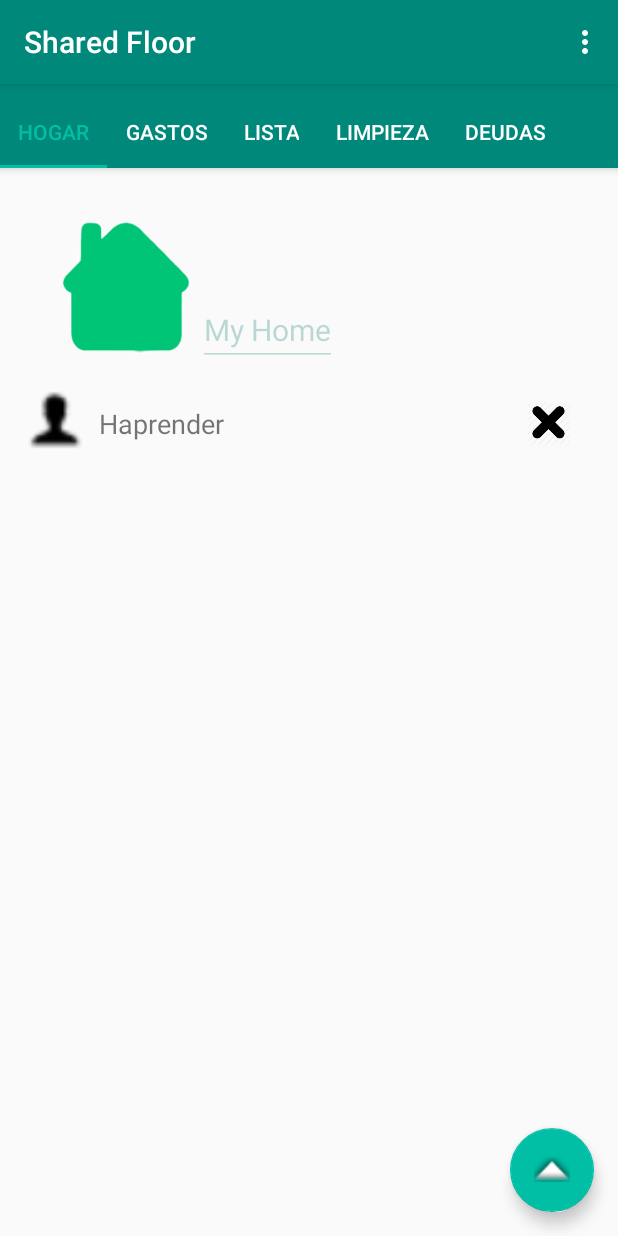
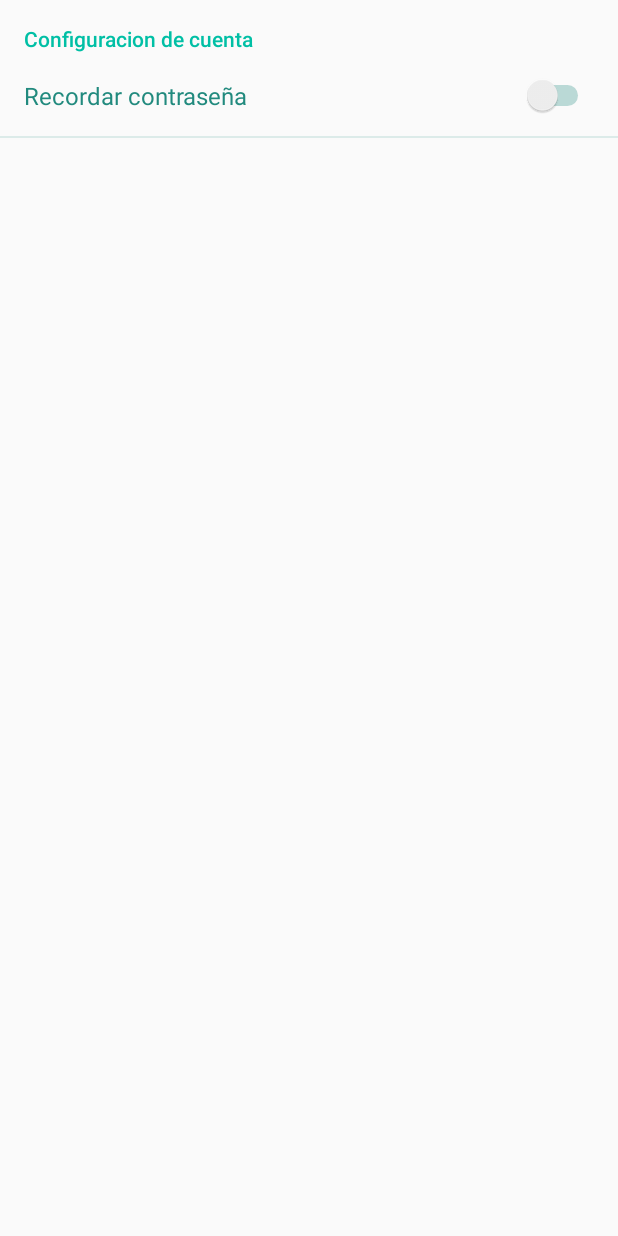
Before and after one commit to Hulk-lian/SharedFloor, an Android app: the screen it shows after launch (Selector_activity before the commit, GeneralSetting_activity after it), in the options menu, after a tap on "Settings", on a phone screen of 412 x 824 dp. Run offline under Robolectric (Android 15) with nearby library versions, the phone set to English and light mode, and no system bars; 2 statements that could not run were skipped.

Commit message:
add preferences and about Shared Floor

```diff
--- a/app/build.gradle
+++ b/app/build.gradle
@@ -10,6 +10,7 @@ android {
         versionCode 1
         versionName "1.0"
         testInstrumentationRunner "android.support.test.runner.AndroidJUnitRunner"
+        vectorDrawables.useSupportLibrary = true
     }
     buildTypes {
         release {
@@ -27,5 +28,6 @@ dependencies {
     compile 'com.android.support:appcompat-v7:25.0.0'
     compile 'com.android.support:support-v4:25.0.0'
     compile 'com.android.support:design:25.0.0'
+    compile 'com.android.support:support-vector-drawable:25.0.0'
     testCompile 'junit:junit:4.12'
 }
--- a/app/src/main/java/com/jtsw/sharedfloor/Selector_activity.java
+++ b/app/src/main/java/com/jtsw/sharedfloor/Selector_activity.java
@@ -1,6 +1,7 @@
 package com.jtsw.sharedfloor;
 
 import android.content.Context;
+import android.content.Intent;
 import android.support.design.widget.FloatingActionButton;
 import android.support.design.widget.TabLayout;
 import android.support.v7.app.ActionBar;
@@ -17,6 +18,8 @@ import android.view.Menu;
 import android.view.MenuItem;
 import android.view.View;
 import android.view.ViewGroup;
+
+import com.jtsw.sharedfloor.settings.GeneralSetting_activity;
 
 public class Selector_activity extends AppCompatActivity {
 //***************************************************************************************//
@@ -124,15 +127,18 @@ public class Selector_activity extends AppCompatActivity {
         // automatically handle clicks on the Home/Up button, so long
         // as you specify a parent activity in AndroidManifest.xml.
         int id = item.getItemId();
-
-        //noinspection SimplifiableIfStatement
-        if (id == R.id.action_settings) {
-            return true;
+        Intent i=null;
+        switch (id){
+            case R.id.action_settings:
+                i= new Intent(this,GeneralSetting_activity.class);
+                break;
+            case R.id.action_about:
+                i= new Intent(this,About_activity.class);
+                break;
         }
-
+        startActivity(i);
         return super.onOptionsItemSelected(item);
     }
-
     /**
      * A placeholder fragment containing a simple view.
      */
@@ -233,15 +239,17 @@ public class Selector_activity extends AppCompatActivity {
 
             switch (position) {
                 case 0:
-
+                    fabTest.show();
+                    break;
                 case 1:
-
+                    fabTest.hide();
+                    break;
                 case 2:
-                    fabTest.setImageResource(R.drawable.edt_icon);
+                    break;
                 case 3:
-                    fabTest.setImageResource(R.drawable.edt_icon);
+                    break;
                 case 4:
-                    fabTest.setImageResource(R.drawable.edt_icon);
+                    break;
             }
         }
     }
--- /dev/null
+++ b/app/src/main/java/com/jtsw/sharedfloor/settings/GeneralSetting_activity.java
@@ -0,0 +1,14 @@
+package com.jtsw.sharedfloor.settings;
+
+import android.os.Bundle;
+import android.preference.PreferenceActivity;
+
+import com.jtsw.sharedfloor.R;
+
+public class GeneralSetting_activity extends PreferenceActivity {
+    @Override
+    protected void onCreate(Bundle savedInstanceState) {
+        super.onCreate(savedInstanceState);
+        addPreferencesFromResource(R.xml.general_setting);
+    }
+}
--- a/app/src/main/res/menu/menu_selector.xml
+++ b/app/src/main/res/menu/menu_selector.xml
@@ -6,5 +6,11 @@
         android:id="@+id/action_settings"
         android:orderInCategory="100"
         android:title="@string/action_settings"
-        app:showAsAction="never" />
+        app:showAsAction="never"
+        />
+    <item
+        android:id="@+id/action_about"
+        android:orderInCategory="100"
+        android:title="@string/action_about"
+        app:showAsAction="never"/>
 </menu>
--- /dev/null
+++ b/app/src/main/res/values/settings.xml
@@ -0,0 +1,5 @@
+<?xml version="1.0" encoding="utf-8"?>
+<resources>
+    <string name="generalSetting_title">Configuracion de cuenta</string>
+    <string name="generalSetting_remember_pass">Recordar contraseña</string>
+</resources>
--- a/app/src/main/res/values/strings.xml
+++ b/app/src/main/res/values/strings.xml
@@ -4,10 +4,12 @@
     <!--  -->
     <string name="hello_blank_fragment">Hello blank fragment</string>
     <string name="title_activity_selector_fragments_">Shared Floor</string>
-    <string name="action_settings">Settings</string>
     <string name="section_format">Hello World from section: %1$d</string>
     <string name="title_activity_selector">Shared Floor</string>
     <string name="loginOK">Autentificación correcta</string>
+
+    <!-- Menu items-->
+    <string name="action_settings">Settings</string>
 
     <!-- expenses -->
     <string name="expense_paid">Pagó:</string>
@@ -30,6 +32,7 @@
 
     <string name="loginTXVlinkForget">
         <!-- test url -->
+
         <a href="https://www.google.es/">Olvidé mi contraseña</a>
     </string>
     <string name="home_title">HOGAR</string>
@@ -37,5 +40,8 @@
     <string name="purchase_title">Lista</string>
     <string name="clean_title">Limpieza</string>
     <string name="debts_title">Deudas</string>
+    <string name="title_activity_general_setting_activity">Settings</string>
+    <string name="action_about">Acerca de</string>
+
 
 </resources>
--- /dev/null
+++ b/app/src/main/res/xml/general_setting.xml
@@ -0,0 +1,11 @@
+<?xml version="1.0" encoding="utf-8"?>
+<PreferenceScreen xmlns:android="http://schemas.android.com/apk/res/android">
+    <PreferenceCategory android:title="@string/generalSetting_title">
+        <SwitchPreference
+            android:defaultValue="false"
+            android:title="@string/generalSetting_remember_pass"
+            android:key="rememberUser"/>
+
+    </PreferenceCategory>
+
+</PreferenceScreen>
```
Also changed, not shown: app/src/main/AndroidManifest.xml (+10 -6 lines), app/src/main/java/com/jtsw/sharedfloor/About_activity.java (added, +33 -0 lines), app/src/main/java/com/jtsw/sharedfloor/config/AppSettingsActivity.java (deleted, +0 -10 lines), app/src/main/res/layout/activity_about_activity.xml (added, +15 -0 lines), app/src/main/res/drawable/image_carpet_compete.png (added).
